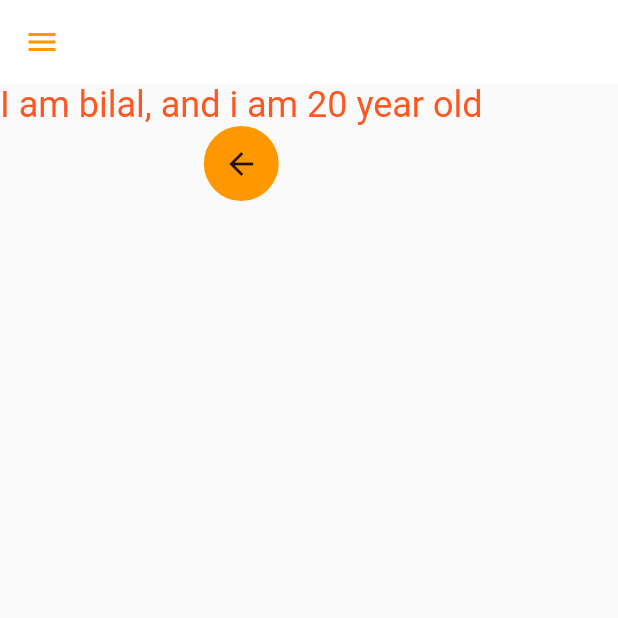
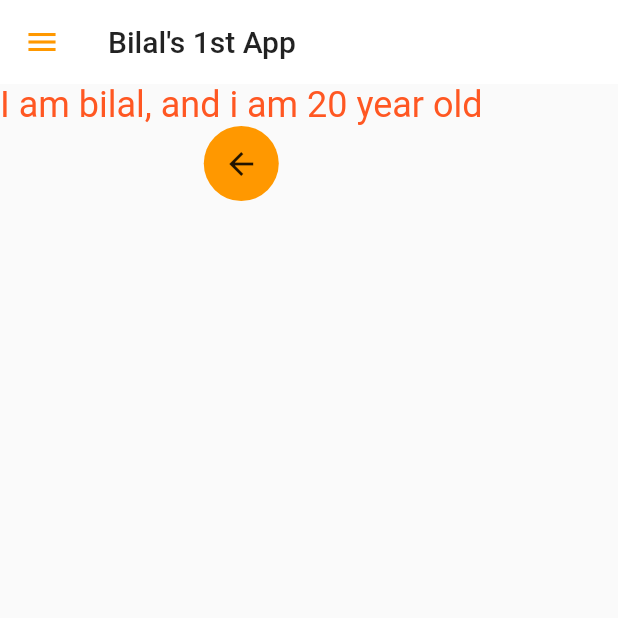
Before and after one commit to bilalahmadai/flutter, a Flutter app: the screen it shows after launch, on a phone screen of 412 x 824 dp, the top half of it. Run offline on Flutter 3.47's test engine with Material 2 defaults, Android fonts, the phone set to English and light mode, and no system bars; our stand-ins replace matcher; key blocks and very long unbroken strings in the code were emptied for the run.

Commit message:
themeing Done

```diff
--- a/lib/main.dart
+++ b/lib/main.dart
@@ -1,3 +1,4 @@
+import 'package:first_app/widgets/theme.dart';
 import 'package:flutter/material.dart';
 
 import 'pages/home_page.dart';
@@ -14,10 +15,8 @@ class MyApp extends StatelessWidget {
   Widget build(BuildContext context) {
     return MaterialApp(
       themeMode: ThemeMode.light,
-      theme: ThemeData(primarySwatch: Colors.deepOrange),
-      darkTheme: ThemeData(
-        brightness: Brightness.dark,
-      ),
+      theme: MyTheme.lightTheme(context),
+      darkTheme: MyTheme.darkTheme(context),
       debugShowCheckedModeBanner: false,
       initialRoute: MyRoutes.homeRoute,
       routes: {
--- a/lib/pages/home_page.dart
+++ b/lib/pages/home_page.dart
@@ -12,9 +12,6 @@ class HomePage extends StatelessWidget {
     return Scaffold(
       appBar: AppBar(
         title: Text("Bilal's 1st App"),
-        elevation: 0.0,
-        backgroundColor: Colors.white,
-        iconTheme: IconThemeData(color: Colors.orange),
       ),
       body: Column(
         children: [
--- /dev/null
+++ b/lib/widgets/theme.dart
@@ -0,0 +1,17 @@
+import 'package:flutter/material.dart';
+
+class MyTheme {
+  static ThemeData lightTheme(BuildContext context) => ThemeData(
+      primarySwatch: Colors.deepOrange,
+      appBarTheme: AppBarTheme(
+        color: Colors.white,
+        elevation: 0.0,
+        iconTheme: IconThemeData(color: Colors.orange),
+        toolbarTextStyle: Theme.of(context).textTheme.bodyText2,
+        titleTextStyle: Theme.of(context).textTheme.headline6,
+      ));
+
+  static ThemeData darkTheme(BuildContext context) => ThemeData(
+        brightness: Brightness.dark,
+      );
+}
```
